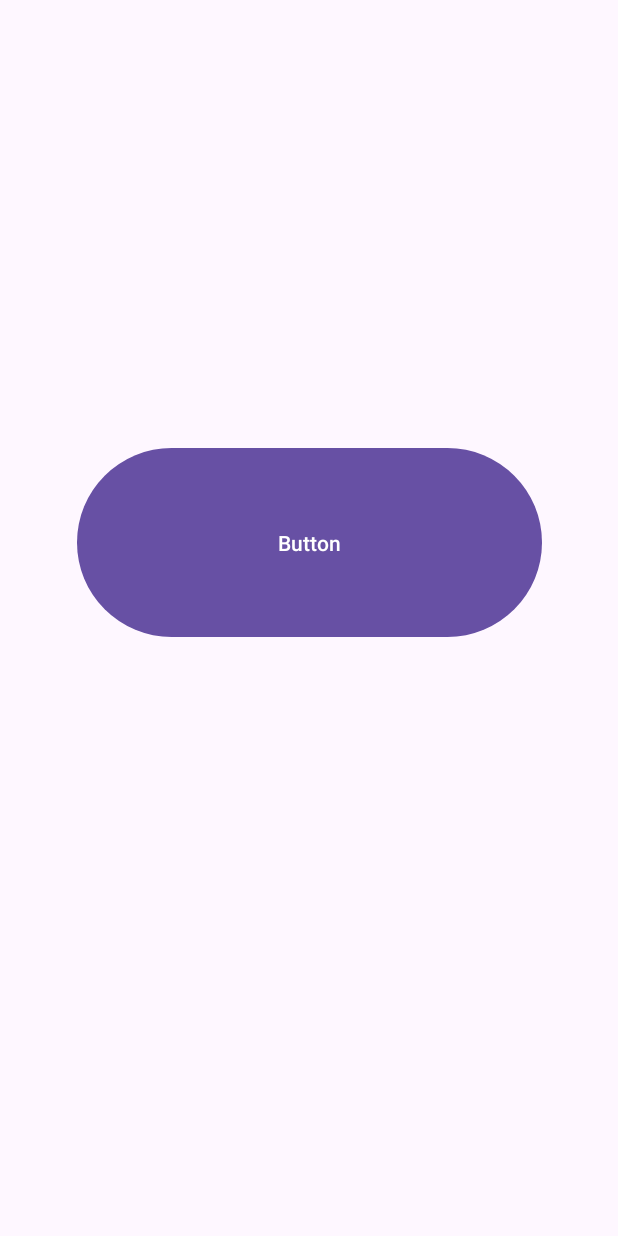
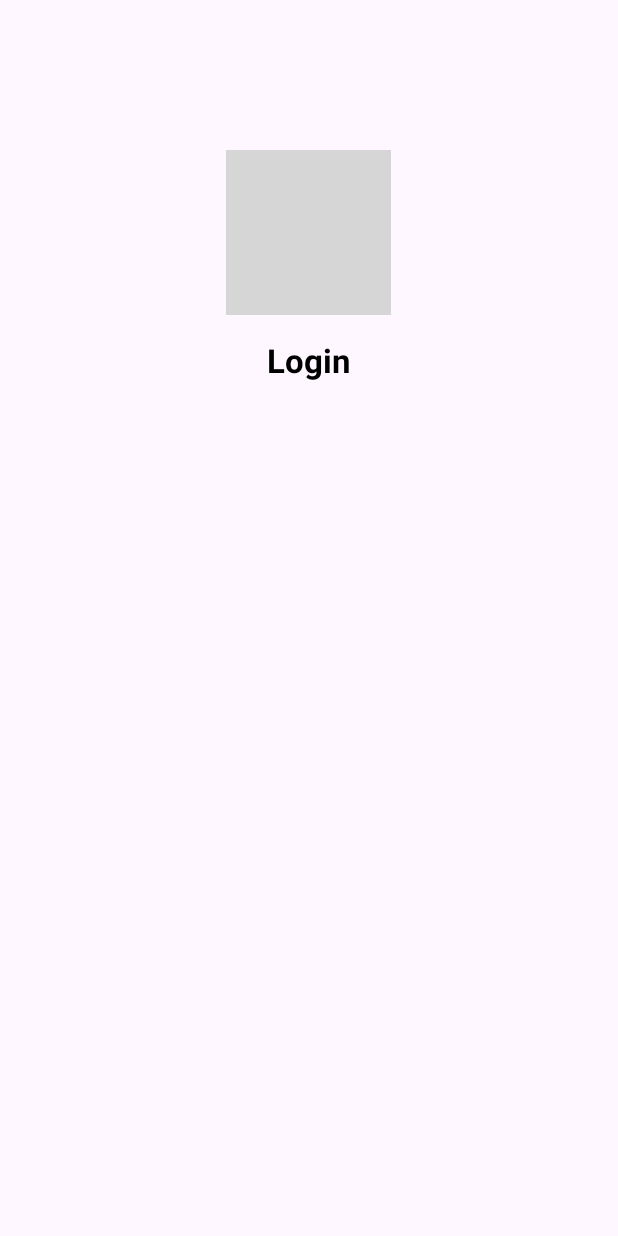
Before and after one commit to pedro-damian/curso-android, an Android app: the screen it shows after launch (MainActivity), on a phone screen of 412 x 824 dp. Run offline under Robolectric (Android 15) with nearby library versions, the phone set to English and light mode, and no system bars; grey boxes are pictures that could not be loaded.

Commit message:
Update files

```diff
--- a/GestorApp/app/src/main/java/com/pedrodamian/gestorapp/SplashScreen.java
+++ b/GestorApp/app/src/main/java/com/pedrodamian/gestorapp/SplashScreen.java
@@ -1,6 +1,8 @@
 package com.pedrodamian.gestorapp;
 
+import android.content.Intent;
 import android.os.Bundle;
+import android.os.Handler;
 
 import androidx.activity.EdgeToEdge;
 import androidx.appcompat.app.AppCompatActivity;
@@ -15,10 +17,22 @@ public class SplashScreen extends AppCompatActivity {
         super.onCreate(savedInstanceState);
         EdgeToEdge.enable(this);
         setContentView(R.layout.activity_splash_screen);
-        ViewCompat.setOnApplyWindowInsetsListener(findViewById(R.id.main), (v, insets) -> {
-            Insets systemBars = insets.getInsets(WindowInsetsCompat.Type.systemBars());
-            v.setPadding(systemBars.left, systemBars.top, systemBars.right, systemBars.bottom);
-            return insets;
-        });
+//        ViewCompat.setOnApplyWindowInsetsListener(findViewById(R.id.main), (v, insets) -> {
+//            Insets systemBars = insets.getInsets(WindowInsetsCompat.Type.systemBars());
+//            v.setPadding(systemBars.left, systemBars.top, systemBars.right, systemBars.bottom);
+//            return insets;
+//        });
+
+        new Handler().postDelayed(new Runnable() {
+            @Override
+            public void run() {
+                // esta funcion permite redireccionar de una actividad a otra en este caso de Splashscreen a Mainactivity
+                startActivity(new Intent(SplashScreen.this, MainActivity.class));
+                finish();
+            }
+            // delaymillis es el tiempo para que ejecute la funcion run()
+        }, 4000);
+
+
     }
 }
--- a/GestorApp/app/src/main/res/layout/activity_main.xml
+++ b/GestorApp/app/src/main/res/layout/activity_main.xml
@@ -1,5 +1,6 @@
 <?xml version="1.0" encoding="utf-8"?>
-<androidx.constraintlayout.widget.ConstraintLayout xmlns:android="http://schemas.android.com/apk/res/android"
+<RelativeLayout
+    xmlns:android="http://schemas.android.com/apk/res/android"
     xmlns:app="http://schemas.android.com/apk/res-auto"
     xmlns:tools="http://schemas.android.com/tools"
     android:id="@+id/main"
@@ -7,24 +8,23 @@
     android:layout_height="match_parent"
     tools:context=".MainActivity">
 
+    <ImageView
+        android:id="@+id/ivLogo"
+        android:layout_width="110dp"
+        android:layout_height="110dp"
+        android:src="@drawable/hecho"
+        android:layout_centerHorizontal="true"
+        android:layout_marginTop="100dp" />
     <TextView
         android:layout_width="wrap_content"
         android:layout_height="wrap_content"
-        android:text="Hello World!"
-        app:layout_constraintBottom_toBottomOf="parent"
-        app:layout_constraintEnd_toEndOf="parent"
-        app:layout_constraintStart_toStartOf="parent"
-        app:layout_constraintTop_toTopOf="parent" />
+        android:text="Login"
+        android:textSize="22sp"
+        android:textColor="@color/black"
+        android:textStyle="bold"
+        android:layout_below="@id/ivLogo"
+        android:layout_centerHorizontal="true"
+        android:layout_marginTop="15dp" />
 
-    <Button
-        android:id="@+id/button"
-        android:layout_width="310dp"
-        android:layout_height="134dp"
-        android:text="Button"
-        app:layout_constraintBottom_toBottomOf="parent"
-        app:layout_constraintEnd_toEndOf="parent"
-        app:layout_constraintStart_toStartOf="parent"
-        app:layout_constraintTop_toTopOf="parent"
-        app:layout_constraintVertical_bias="0.427" />
 
-</androidx.constraintlayout.widget.ConstraintLayout>
+</RelativeLayout>
--- a/GestorApp/app/src/main/res/layout/activity_splash_screen.xml
+++ b/GestorApp/app/src/main/res/layout/activity_splash_screen.xml
@@ -19,7 +19,7 @@
         android:layout_width="200dp"
         android:layout_height="200dp"
         app:lottie_imageAssetsFolder="assets"
-        app:lottie_fileName="book.json"
+        app:lottie_fileName="libro.json"
         app:lottie_autoPlay="true"
         app:lottie_loop="true" />
 
```
Also changed, not shown: GestorApp/app/src/main/AndroidManifest.xml (+8 -2 lines), GestorApp/app/src/main/assets/libro.json (added, +1 -0 lines), GestorApp/app/src/main/res/values/strings.xml (+15 -0 lines).
